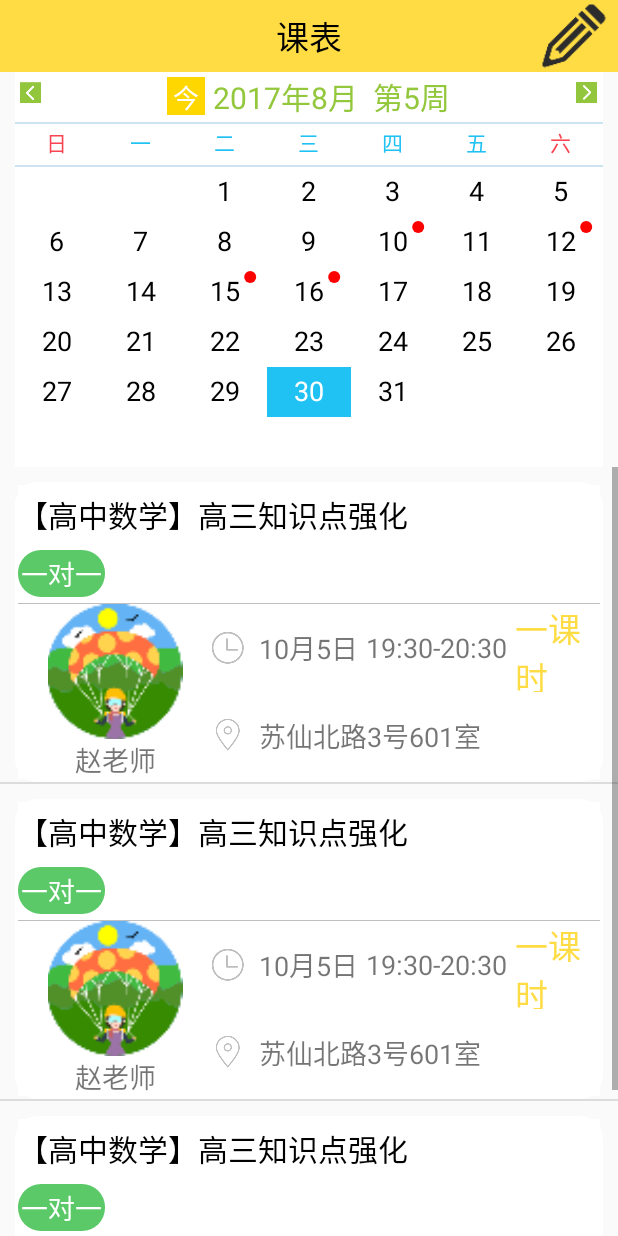
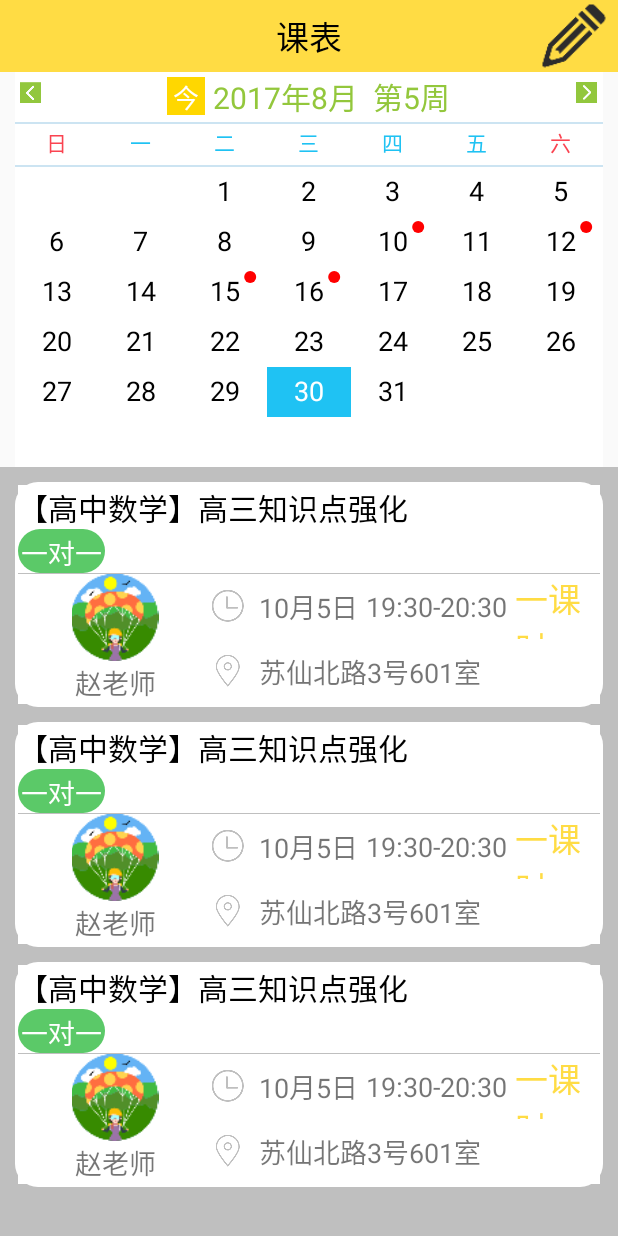
Before and after one commit to Chenxiao223/Cram_Baa, an Android app: the fragment ScheduleFragment shown on its own in the app's theme, on a phone screen of 412 x 824 dp. Run offline under Robolectric (Android 15) with nearby library versions, the phone set to English and light mode, and no system bars; 1 statement that could not run was skipped.

Commit message:
2017.8.30

```diff
--- a/app/src/main/res/layout/fragment_schedule.xml
+++ b/app/src/main/res/layout/fragment_schedule.xml
@@ -112,6 +112,8 @@
     <ListView
         android:id="@+id/list_item"
         android:layout_width="match_parent"
-        android:layout_height="match_parent"/>
+        android:layout_height="match_parent"
+        android:background="@color/gray"
+        android:divider="@null"/>
 
 </LinearLayout>
--- a/app/src/main/res/layout/list_schedule_item.xml
+++ b/app/src/main/res/layout/list_schedule_item.xml
@@ -1,129 +1,145 @@
 <?xml version="1.0" encoding="utf-8"?>
 <LinearLayout xmlns:android="http://schemas.android.com/apk/res/android"
-    android:orientation="vertical"
     android:layout_width="match_parent"
-    android:layout_height="match_parent">
+    android:layout_height="match_parent"
+    android:orientation="vertical">
 
     <RelativeLayout
         android:layout_width="match_parent"
-        android:layout_height="200dp"
+        android:layout_height="150dp"
         android:layout_marginLeft="10dp"
         android:layout_marginRight="10dp"
         android:layout_marginTop="10dp"
         android:background="@drawable/shape_bk_selection">
 
         <LinearLayout
-            android:orientation="vertical"
             android:layout_width="match_parent"
             android:layout_height="match_parent"
-            android:background="@color/gray">
+            android:background="@color/gray"
+            android:orientation="vertical">
+
             <TextView
                 android:id="@+id/tv_title"
-                android:layout_weight="1"
                 android:layout_width="match_parent"
                 android:layout_height="match_parent"
-                android:text="【高中数学】高三知识点强化"
-                android:gravity="center_vertical"
-                android:textSize="20sp"
-                android:background="@color/white"
-                android:textColor="@color/colorBlack"/>
-            <LinearLayout
                 android:layout_weight="1"
                 android:background="@color/white"
+                android:gravity="center_vertical"
+                android:text="【高中数学】高三知识点强化"
+                android:textColor="@color/colorBlack"
+                android:textSize="20sp" />
+
+            <LinearLayout
                 android:layout_width="match_parent"
-                android:layout_height="match_parent">
+                android:layout_height="match_parent"
+                android:layout_weight="1"
+                android:background="@color/white">
+
                 <TextView
                     android:id="@+id/tv_pvp"
                     android:layout_width="wrap_content"
                     android:layout_height="wrap_content"
+                    android:layout_gravity="center_vertical"
+                    android:background="@drawable/shape_btn"
                     android:text="    一对一    "
-                    android:layout_gravity="center_vertical"
                     android:textColor="@color/white"
-                    android:textSize="18sp"
-                    android:background="@drawable/shape_btn"/>
+                    android:textSize="18sp" />
             </LinearLayout>
+
             <LinearLayout
+                android:layout_width="match_parent"
+                android:layout_height="match_parent"
                 android:layout_marginTop="0.5dp"
-                android:orientation="horizontal"
                 android:layout_weight="0.5"
                 android:background="@color/white"
-                android:layout_width="match_parent"
-                android:layout_height="match_parent">
+                android:orientation="horizontal">
+
                 <LinearLayout
-                    android:layout_weight="1"
-                    android:orientation="vertical"
-                    android:layout_width="match_parent"
-                    android:layout_height="match_parent">
-                    <ImageView
-                        android:layout_weight="0.3"
                     android:layout_width="match_parent"
                     android:layout_height="match_parent"
+                    android:layout_weight="1"
+                    android:orientation="vertical">
+
+                    <ImageView
+                        android:layout_width="match_parent"
+                        android:layout_height="match_parent"
+                        android:layout_weight="0.5"
                         android:gravity="center"
-                        android:src="@drawable/head"/>
+                        android:src="@drawable/head" />
+
                     <TextView
                         android:id="@+id/tv_teacher"
+                        android:layout_width="match_parent"
+                        android:layout_height="match_parent"
                         android:layout_weight="1"
                         android:gravity="center"
+                        android:text="赵老师"
+                        android:textSize="18sp" />
+                </LinearLayout>
+
+                <LinearLayout
                     android:layout_width="match_parent"
                     android:layout_height="match_parent"
-                        android:textSize="18sp"
-                        android:text="赵老师"/>
-                </LinearLayout>
+                    android:layout_weight="0.5"
+                    android:orientation="vertical">
+
                     <LinearLayout
-                    android:orientation="vertical"
-                    android:layout_weight="0.5"
                         android:layout_width="match_parent"
-                    android:layout_height="match_parent">
-                    <LinearLayout
+                        android:layout_height="match_parent"
                         android:layout_weight="1"
                         android:gravity="center_vertical"
-                    android:orientation="horizontal"
-                    android:layout_width="match_parent"
-                    android:layout_height="match_parent">
+                        android:orientation="horizontal">
+
                         <ImageView
                             android:layout_width="wrap_content"
                             android:layout_height="wrap_content"
-                        android:src="@drawable/time"/>
+                            android:src="@drawable/time" />
+
                         <TextView
                             android:id="@+id/tv_month"
                             android:layout_width="wrap_content"
                             android:layout_height="wrap_content"
                             android:layout_marginLeft="10dp"
-                        android:textSize="18sp"
-                        android:text="10月5日"/>
+                            android:text="10月5日"
+                            android:textSize="18sp" />
+
                         <TextView
                             android:id="@+id/tv_time"
                             android:layout_width="wrap_content"
                             android:layout_height="wrap_content"
                             android:layout_marginLeft="5dp"
-                            android:textSize="18sp"
-                            android:text="19:30-20:30"/>
+                            android:text="19:30-20:30"
+                            android:textSize="18sp" />
+
                         <TextView
                             android:id="@+id/tv_hour"
                             android:layout_width="wrap_content"
                             android:layout_height="wrap_content"
                             android:layout_marginLeft="5dp"
                             android:text="一课时"
-                            android:textSize="22sp"
-                            android:textColor="@color/titlebackgroup"/>
+                            android:textColor="@color/titlebackgroup"
+                            android:textSize="22sp" />
                     </LinearLayout>
+
                     <LinearLayout
+                        android:layout_width="match_parent"
+                        android:layout_height="match_parent"
                         android:layout_weight="1"
-                        android:orientation="horizontal"
                         android:gravity="center_vertical"
-                        android:layout_width="match_parent"
-                        android:layout_height="match_parent">
+                        android:orientation="horizontal">
+
                         <ImageView
                             android:layout_width="wrap_content"
                             android:layout_height="wrap_content"
-                            android:src="@drawable/address"/>
+                            android:src="@drawable/address" />
+
                         <TextView
                             android:id="@+id/tv_address"
                             android:layout_width="wrap_content"
                             android:layout_height="wrap_content"
                             android:layout_marginLeft="10dp"
-                            android:textSize="18sp"
-                            android:text="苏仙北路3号601室"/>
+                            android:text="苏仙北路3号601室"
+                            android:textSize="18sp" />
                     </LinearLayout>
                 </LinearLayout>
             </LinearLayout>
```
Also changed, not shown: 1 other file. Lines whose indentation alone changed are shown as unchanged.
